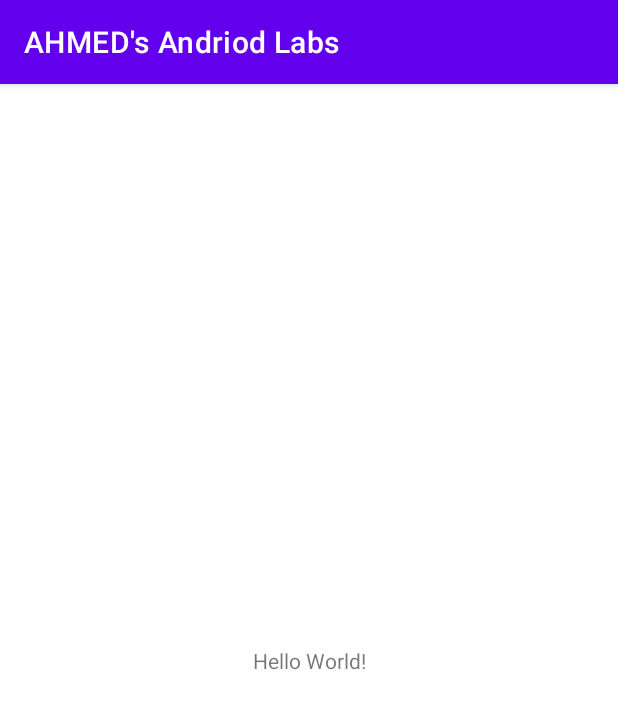
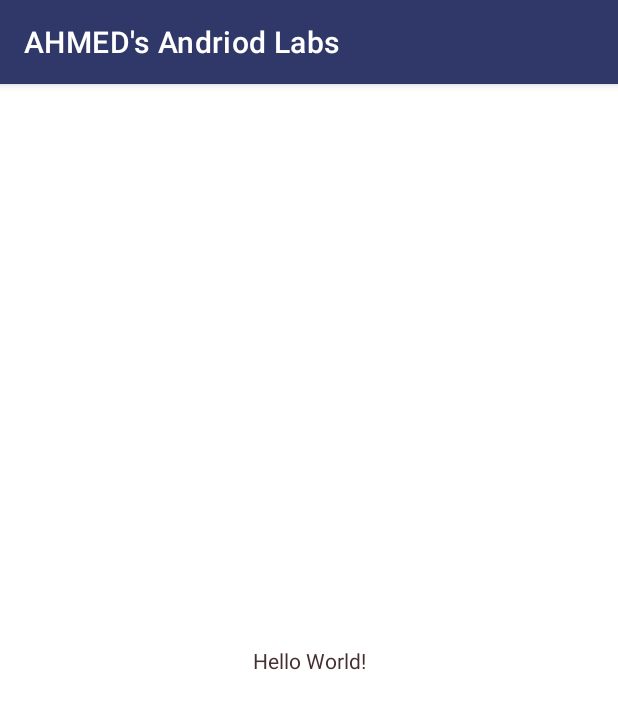
Before and after one commit to oiiin/Android-dev, an Android app: the screen it shows after launch (MainActivity), on a phone screen of 412 x 824 dp. Shown: the top 709 px of the screen. Run offline under Robolectric (Android 15) with nearby library versions, the phone set to English and light mode, and no system bars.

Commit message:
Initial Commit

```diff
--- a/app/src/main/AndroidManifest.xml
+++ b/app/src/main/AndroidManifest.xml
@@ -7,7 +7,7 @@
         android:allowBackup="true"
         android:dataExtractionRules="@xml/data_extraction_rules"
         android:fullBackupContent="@xml/backup_rules"
-        android:icon="@mipmap/ic_launcher"
+        android:icon="@drawable/app_icon"
         android:label="@string/app_name"
         android:roundIcon="@mipmap/ic_launcher_round"
         android:supportsRtl="true"
--- a/app/src/main/res/values-night/themes.xml
+++ /dev/null
@@ -1,16 +0,0 @@
-<resources xmlns:tools="http://schemas.android.com/tools">
-    <!-- Base application theme. -->
-    <style name="Theme.AHMEDsAndriodLabs" parent="Theme.MaterialComponents.DayNight.DarkActionBar">
-        <!-- Primary brand color. -->
-        <item name="colorPrimary">@color/purple_200</item>
-        <item name="colorPrimaryVariant">@color/purple_700</item>
-        <item name="colorOnPrimary">@color/black</item>
-        <!-- Secondary brand color. -->
-        <item name="colorSecondary">@color/teal_200</item>
-        <item name="colorSecondaryVariant">@color/teal_200</item>
-        <item name="colorOnSecondary">@color/black</item>
-        <!-- Status bar color. -->
-        <item name="android:statusBarColor" tools:targetApi="l">?attr/colorPrimaryVariant</item>
-        <!-- Customize your theme here. -->
-    </style>
-</resources>
--- a/app/src/main/res/values/colors.xml
+++ b/app/src/main/res/values/colors.xml
@@ -1,10 +1,10 @@
 <?xml version="1.0" encoding="utf-8"?>
 <resources>
-    <color name="purple_200">#FFBB86FC</color>
-    <color name="purple_500">#FF6200EE</color>
-    <color name="purple_700">#FF3700B3</color>
-    <color name="teal_200">#FF03DAC5</color>
-    <color name="teal_700">#FF018786</color>
+    <color name="my_primary">#2F3868</color>
+    <color name="my_secondary">#656350</color>
+    <color name="my_statusbar">#9991AA</color>
+
     <color name="black">#FF000000</color>
     <color name="white">#FFFFFFFF</color>
+    <color name="my_text">#472E2E</color>
 </resources>
--- a/app/src/main/res/values/themes.xml
+++ b/app/src/main/res/values/themes.xml
@@ -2,15 +2,15 @@
     <!-- Base application theme. -->
     <style name="Theme.AHMEDsAndriodLabs" parent="Theme.MaterialComponents.DayNight.DarkActionBar">
         <!-- Primary brand color. -->
-        <item name="colorPrimary">@color/purple_500</item>
-        <item name="colorPrimaryVariant">@color/purple_700</item>
-        <item name="colorOnPrimary">@color/white</item>
+        <item name="colorPrimary">@color/my_primary</item>
+
         <!-- Secondary brand color. -->
-        <item name="colorSecondary">@color/teal_200</item>
-        <item name="colorSecondaryVariant">@color/teal_700</item>
-        <item name="colorOnSecondary">@color/black</item>
+        <item name="colorSecondary">@color/my_secondary</item>
+
         <!-- Status bar color. -->
-        <item name="android:statusBarColor" tools:targetApi="l">?attr/colorPrimaryVariant</item>
+        <item name="android:statusBarColor" tools:targetApi="l">@color/my_statusbar</item>
         <!-- Customize your theme here. -->
+
+        <item name="android:textColor">@color/my_text</item>
     </style>
 </resources>
```
